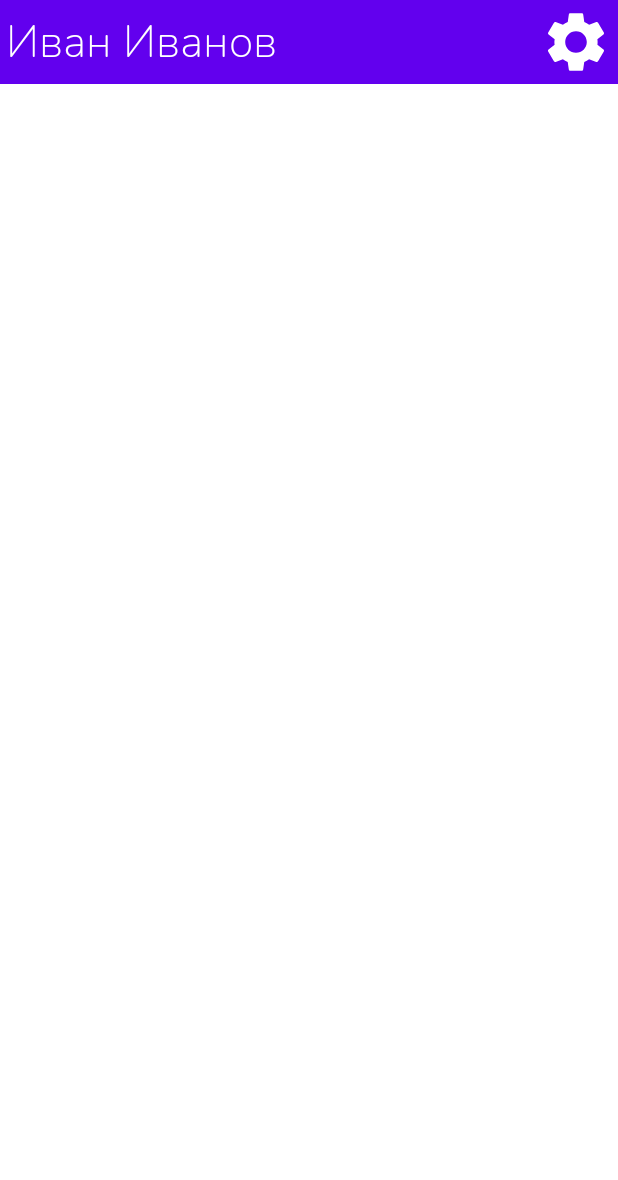
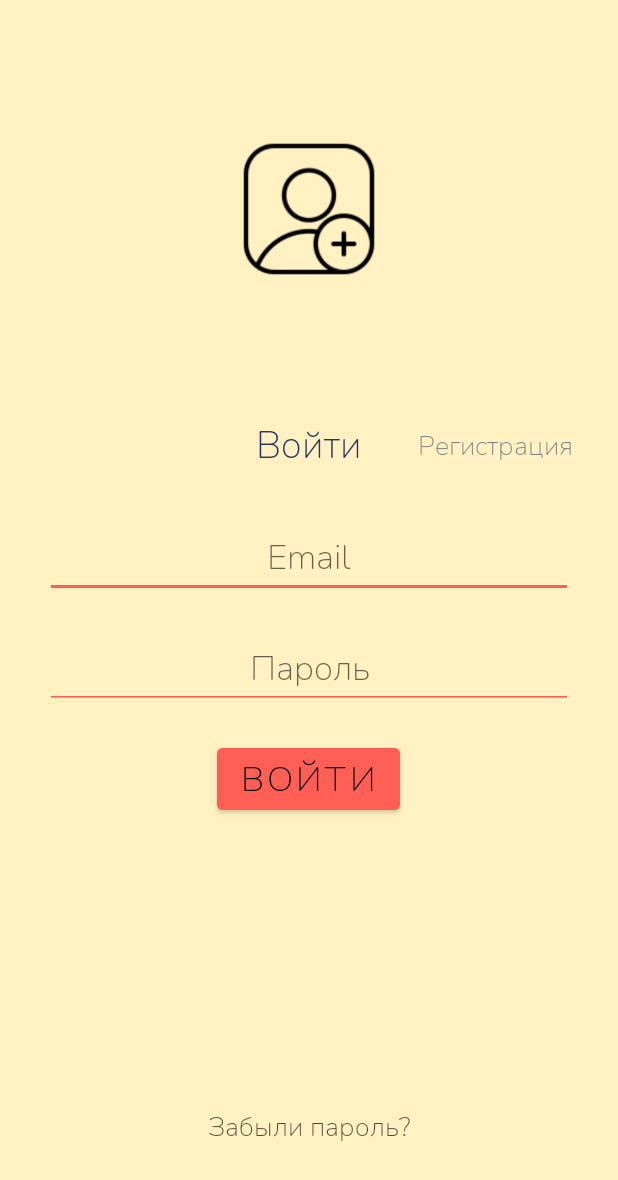
Before and after one commit to mne17let/MoscowCoders, an Android app: the screen it shows after launch (MainActivity), on a phone screen of 412 x 824 dp. Shown: the top 1180 px of the screen. Run offline under Robolectric (Android 15) with nearby library versions, the phone set to English and light mode, and no system bars.

Commit message:
add login and register activities

```diff
--- a/app/build.gradle
+++ b/app/build.gradle
@@ -50,4 +50,7 @@ dependencies {
     // Glide
     implementation 'com.github.bumptech.glide:glide:4.12.0'
     annotationProcessor 'com.github.bumptech.glide:compiler:4.12.0'
+
+//    implementation 'com.jakewharton:butterknife:8.0.1'
+//    kapt 'com.jakewharton:butterknife-compiler:8.0.1'
 }
--- a/app/src/main/java/com/moscowcoders/MainActivity.kt
+++ b/app/src/main/java/com/moscowcoders/MainActivity.kt
@@ -1,16 +1,81 @@
 package com.moscowcoders
 
+import android.content.Intent
 import android.os.Bundle
+import android.util.TypedValue
+import android.view.View
+import android.widget.Button
+import android.widget.TextView
+import android.widget.Toast
 import androidx.appcompat.app.AppCompatActivity
+import androidx.constraintlayout.widget.ConstraintLayout
+import androidx.constraintlayout.widget.ConstraintSet
+import androidx.core.graphics.toColor
+import androidx.transition.TransitionManager
 import com.moscowcoders.ui.FragmentListSportObjects
+
+//import android.R
+
+
+
+
 
 class MainActivity: AppCompatActivity() {
 
+    lateinit var reg_button: TextView
+    lateinit var log_in_button: TextView
+    lateinit var main_log_in_button: Button
+
+//    lateinit var constraintLayout: ConstraintLayout
+
     override fun onCreate(savedInstanceState: Bundle?) {
         super.onCreate(savedInstanceState)
+        setContentView(R.layout.login)
 
-        setContentView(R.layout.activity_main)
+        reg_button = findViewById<View>(R.id.reg_button) as TextView
+        log_in_button = findViewById<View>(R.id.log_in_button) as TextView
+        main_log_in_button = findViewById<View>(R.id.main_log_in_button) as Button
 
-        supportFragmentManager.beginTransaction().replace(R.id.id_frame_container, FragmentListSportObjects()).commit()
     }
+
+
+    fun forgotPassword(view: View) {
+        startActivity(Intent(this, ForgotPasswordActivity::class.java))
+    }
+
+    fun loginClick(view: View) {
+        startActivity(Intent(this, RecordsActivity::class.java))
+    }
+
+    fun regClick(view: View) {
+        reg_button.setTextSize(TypedValue.COMPLEX_UNIT_SP, 25f)
+        log_in_button.setTextSize(TypedValue.COMPLEX_UNIT_SP, 18f)
+
+        reg_button.setTextColor(getResources().getColor(R.color.main_blue, null))
+        log_in_button.setTextColor(getResources().getColor(R.color.main_blue60, null))
+
+        main_log_in_button.setText(getResources().getText(R.string.create))
+
+//        val set = ConstraintSet()
+//        set.clone(constraintLayout)
+//        changeConstraints(set)
+//        TransitionManager.beginDelayedTransition(constraintLayout)
+//        set.applyTo(constraintLayout)
+
+    }
+
+//    private fun changeConstraints(set: ConstraintSet) {
+//        set.clear(R.id.log_in_button, ConstraintSet.LEFT)
+//    }
+
+    fun logInClick(view: View) {
+        reg_button.setTextSize(TypedValue.COMPLEX_UNIT_SP, 18f)
+        log_in_button.setTextSize(TypedValue.COMPLEX_UNIT_SP, 25f)
+
+        reg_button.setTextColor(getResources().getColor(R.color.main_blue60, null))
+        log_in_button.setTextColor(getResources().getColor(R.color.main_blue, null))
+
+        main_log_in_button.setText(getResources().getText(R.string.login))
+    }
+
 }
--- /dev/null
+++ b/app/src/main/res/layout/login.xml
@@ -0,0 +1,120 @@
+<?xml version="1.0" encoding="utf-8"?>
+<androidx.constraintlayout.widget.ConstraintLayout xmlns:android="http://schemas.android.com/apk/res/android"
+    android:layout_width="match_parent"
+    android:layout_height="match_parent"
+    xmlns:app="http://schemas.android.com/apk/res-auto"
+    android:background="@color/main_white">
+
+    <ImageButton
+        android:id="@+id/add_user"
+        android:layout_width="wrap_content"
+        android:layout_height="wrap_content"
+        app:layout_constraintTop_toTopOf="parent"
+        app:layout_constraintEnd_toEndOf="parent"
+        app:layout_constraintStart_toStartOf="parent"
+        app:layout_constraintBottom_toTopOf="@id/login_and_reg_box"
+        android:src="@drawable/add_user_128"
+        android:backgroundTint="@color/transparent100"
+        android:scaleX="0.75"
+        android:scaleY="0.75"
+        android:contentDescription="new avatar" />
+
+    <LinearLayout
+        android:id="@+id/login_and_reg_box"
+        android:layout_width="match_parent"
+        android:layout_height="wrap_content"
+        android:orientation="vertical"
+        android:layout_marginHorizontal="30dp"
+        app:layout_constraintTop_toTopOf="parent"
+        app:layout_constraintEnd_toEndOf="parent"
+        app:layout_constraintStart_toStartOf="parent"
+        app:layout_constraintBottom_toBottomOf="parent">
+
+        <androidx.constraintlayout.widget.ConstraintLayout
+            android:id="@+id/log_reg_button_box"
+            android:layout_width="match_parent"
+            android:layout_height="wrap_content"
+            android:orientation="horizontal">
+
+            <TextView
+                android:id="@+id/log_in_button"
+                android:layout_width="wrap_content"
+                android:layout_height="wrap_content"
+                app:layout_constraintTop_toTopOf="parent"
+                app:layout_constraintStart_toStartOf="parent"
+                app:layout_constraintEnd_toEndOf="parent"
+                app:layout_constraintBottom_toBottomOf="parent"
+                android:text="@string/login"
+                android:textSize="25sp"
+                android:textColor="@color/main_blue"
+                android:onClick="logInClick"/>
+
+            <TextView
+                android:id="@+id/reg_button"
+                android:layout_width="wrap_content"
+                android:layout_height="wrap_content"
+                app:layout_constraintTop_toTopOf="parent"
+                app:layout_constraintEnd_toEndOf="parent"
+                app:layout_constraintBottom_toBottomOf="parent"
+                android:text="@string/register"
+                android:textSize="18sp"
+                android:textColor="@color/main_blue60"
+                android:onClick="regClick"/>
+
+        </androidx.constraintlayout.widget.ConstraintLayout>
+
+        <EditText
+            android:id="@+id/email_text_input"
+            android:layout_width="match_parent"
+            android:layout_height="wrap_content"
+            android:layout_marginTop="30dp"
+            android:layout_marginBottom="20dp"
+            android:autofillHints="emailAddress"
+            android:backgroundTint="@color/main_pink"
+            android:hint="@string/email"
+            android:inputType="textEmailAddress"
+            android:textAlignment="center"
+            android:textColor="@color/black70"
+            android:textSize="23sp"/>
+
+        <EditText
+            android:id="@+id/password_text_input"
+            android:layout_height="wrap_content"
+            android:layout_width="match_parent"
+            android:layout_marginBottom="20dp"
+            android:inputType="textPassword"
+            android:autofillHints="password"
+            android:backgroundTint="@color/main_pink"
+            android:hint="@string/password"
+            android:textColor="@color/black70"
+            android:textAlignment="center"
+            android:textSize="23sp"/>
+
+        <Button
+            android:id="@+id/main_log_in_button"
+            android:layout_width="wrap_content"
+            android:layout_height="wrap_content"
+            android:layout_gravity="center_horizontal"
+            android:text="@string/login"
+            android:backgroundTint="@color/main_pink"
+            android:textColor="@color/black"
+            android:textSize="23sp"
+            android:onClick="loginClick"/>
+
+    </LinearLayout>
+
+    <TextView
+        android:id="@+id/forgot_password"
+        app:layout_constraintBottom_toBottomOf="parent"
+        app:layout_constraintStart_toStartOf="parent"
+        app:layout_constraintEnd_toEndOf="parent"
+        android:layout_width="wrap_content"
+        android:layout_height="wrap_content"
+        android:layout_gravity="center_horizontal"
+        android:text="@string/forgot_password"
+        android:textColor="@color/black70"
+        android:textSize="18sp"
+        android:layout_marginBottom="60dp"
+        android:onClick="forgotPassword"/>
+
+</androidx.constraintlayout.widget.ConstraintLayout>
--- a/app/src/main/res/values/colors.xml
+++ b/app/src/main/res/values/colors.xml
@@ -9,6 +9,19 @@
     <color name="white">#FFFFFFFF</color>
 
 
+    <color name="main_white">#FFF1C1</color>
+    <color name="main_brown">#A64942</color>
+    <color name="main_blue">#293462</color>
+    <color name="main_pink">#FE5F55</color>
+    <color name="main_blue60">#99293462</color>
+
+    <color name="black70">#B3000000</color>
+    <color name="transparent100">#00000000</color>
+
+
+
+
+
     <color name="item_list_sport_objects_title">#BABABA</color>
 
     <color name="item_list_sport_objects_background">#DADADA</color>
--- a/app/src/main/res/values/strings.xml
+++ b/app/src/main/res/values/strings.xml
@@ -1,5 +1,17 @@
 <resources>
     <string name="app_name">MoscowCoders</string>
+
+    <string name="forgot_password">Забыли пароль?</string>
+    <string name="back">Назад</string>
+    <string name="login">Войти</string>
+    <string name="create">Создать</string>
+    <string name="register">Регистрация</string>
+    <string name="email">Email</string>
+    <string name="password">Пароль</string>
+    <string name="account_repair">Восстановление аккаунта</string>
+    <string name="accept">Подтвердить</string>
+    <string name="new_password">Новый пароль</string>
+    <string name="input_again">Введите еще раз</string>
 
     <string name="make_request">Записаться</string>
 
--- a/build.gradle
+++ b/build.gradle
@@ -5,7 +5,7 @@ buildscript {
         mavenCentral()
     }
     dependencies {
-        classpath "com.android.tools.build:gradle:7.0.2"
+        classpath 'com.android.tools.build:gradle:7.0.3'
         classpath "org.jetbrains.kotlin:kotlin-gradle-plugin:1.5.20"
 
         // Firebase
```
Also changed, not shown: app/src/main/AndroidManifest.xml (+15 -0 lines), app/src/main/java/com/moscowcoders/ForgotPasswordActivity.kt (added, +23 -0 lines), app/src/main/java/com/moscowcoders/ForgotPasswordActivity2.kt (added, +23 -0 lines), app/src/main/java/com/moscowcoders/RecordsActivity.kt (added, +17 -0 lines), app/src/main/res/layout/forgot_password_1.xml (added, +98 -0 lines), app/src/main/res/layout/forgot_password_2.xml (added, +97 -0 lines), app/src/main/res/drawable/add_user_128.png (added).
